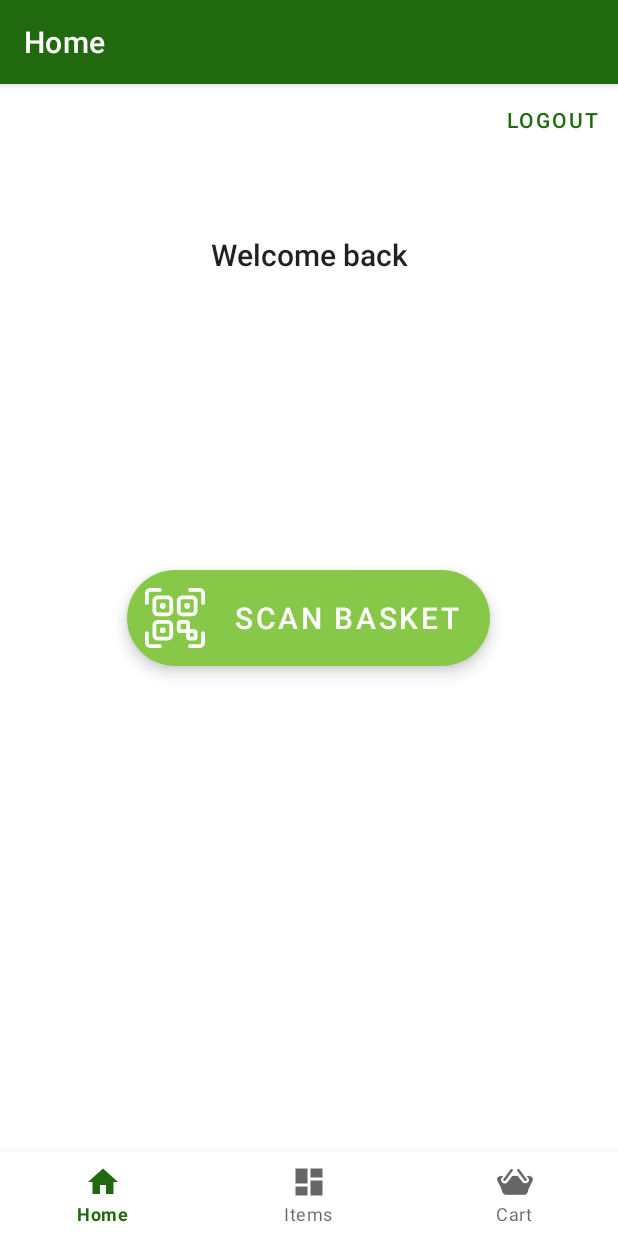
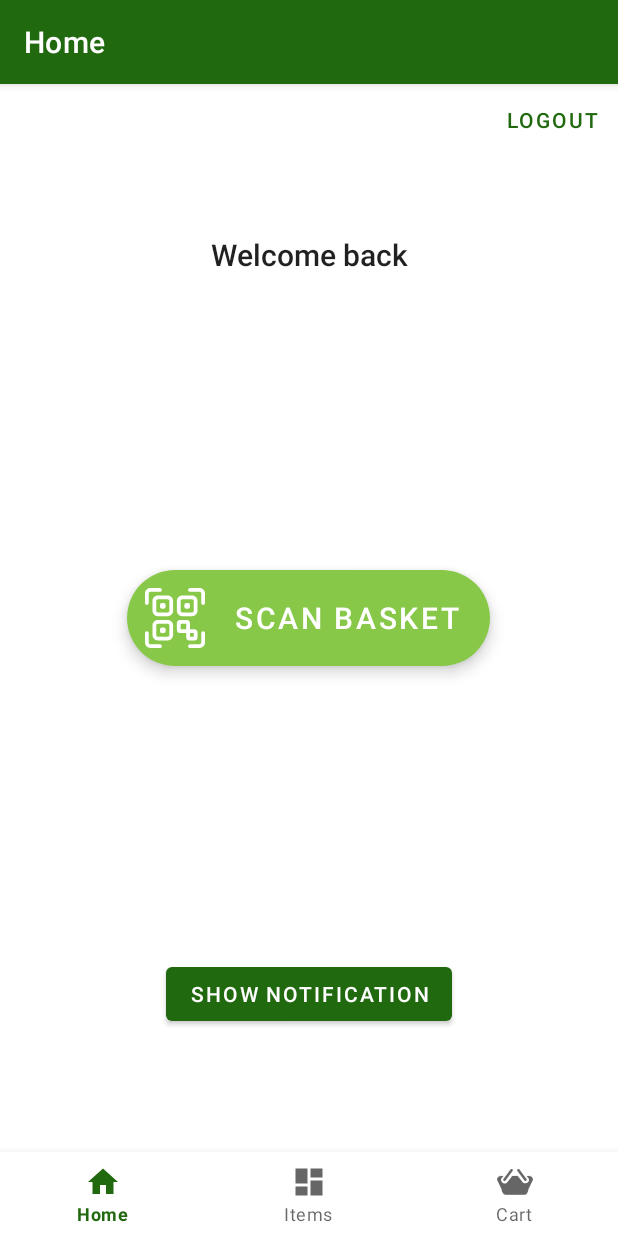
Before and after one commit to Thumster/sMart-Mobile-Application, an Android app: the screen it shows after launch once a user with an empty profile is signed in (MainActivity), on a phone screen of 412 x 824 dp. Run offline under Robolectric (Android 15) with nearby library versions, the phone set to English and light mode, and no system bars; our stand-ins replace Firebase (no records; nobody signed in at launch, a user with empty details on screens opened directly), navigation-ui; libraries missing offline, so code that uses them is left out: com.firebase.ui.

Commit message:
updated gradle and test notifications code with intent

```diff
--- a/app/src/main/java/com/example/smart/MainActivity.java
+++ b/app/src/main/java/com/example/smart/MainActivity.java
@@ -1,12 +1,17 @@
 package com.example.smart;
 
 import android.Manifest;
+import android.app.NotificationChannel;
+import android.app.NotificationManager;
+import android.app.PendingIntent;
 import android.content.DialogInterface;
 import android.content.Intent;
 import android.content.pm.PackageManager;
+import android.os.Build;
 import android.os.Bundle;
 import android.os.Looper;
 import android.util.Log;
+import android.widget.Button;
 import android.widget.Toast;
 
 import com.example.smart.ui.home.HomeFragment;
@@ -16,6 +21,8 @@ import com.google.android.material.bottomnavigation.BottomNavigationView;
 import com.google.android.material.dialog.MaterialAlertDialogBuilder;
 
 import androidx.appcompat.app.AppCompatActivity;
+import androidx.core.app.NotificationCompat;
+import androidx.core.app.NotificationManagerCompat;
 import androidx.navigation.NavController;
 import androidx.navigation.Navigation;
 import androidx.navigation.ui.AppBarConfiguration;
@@ -50,10 +57,55 @@ public class MainActivity extends AppCompatActivity
             NavController navController = Navigation.findNavController(this, R.id.nav_host_fragment);
             NavigationUI.setupActionBarWithNavController(this, navController, appBarConfiguration);
             NavigationUI.setupWithNavController(navView, navController);
+
+            //Testing notis
+            // initialise the channel with channelId: "CHANNEL_ID"
+            createNotificationChannel();
+
+            Button buttonShowNotification = findViewById(R.id.show);
+
+            Intent notificationIntent = new Intent(this, MainActivity.class);
+            // flags to associate what to do with an activity
+            notificationIntent.setFlags(Intent.FLAG_ACTIVITY_NEW_TASK | Intent.FLAG_ACTIVITY_CLEAR_TASK);
+            //if the pending intent alr exists, keep it but replace extra data with what is in the new intent
+            PendingIntent pendingIntent = PendingIntent.getActivity(this, 0, notificationIntent, PendingIntent.FLAG_UPDATE_CURRENT);
+
+            // Create a noti builder with the channel id + set params of notification (content intent supplies intent, auto cancel means noti is cancelled once clicked)
+            NotificationCompat.Builder builder = new NotificationCompat.Builder(this, "CHANNEL_ID")
+                    .setSmallIcon(R.drawable.ic_baseline_notifications_24)
+                    .setContentTitle("textTitle")
+                    .setContentText("textContent")
+                    .setPriority(NotificationCompat.PRIORITY_DEFAULT)
+                    .setContentIntent(pendingIntent)
+                    .setAutoCancel(true);
+
+            // create a manager to perform tasks
+            NotificationManagerCompat notificationManager = NotificationManagerCompat.from(this);
+
+            //listen on sth and use lambda expression to create a new view
+            buttonShowNotification.setOnClickListener(view -> {
+                notificationManager.notify(100, builder.build());
+            });
         } else {
             Intent loginPage = new Intent(MainActivity.this, LoginActivity.class);
             startActivity(loginPage);
             finish();
+        }
+    }
+
+    private void createNotificationChannel() {
+        // Create the NotificationChannel, but only on API 26+ because
+        // the NotificationChannel class is new and not in the support library
+        if (Build.VERSION.SDK_INT >= Build.VERSION_CODES.O) {
+            CharSequence name = "myChannel";
+            String description = "Channel for notifications";
+            int importance = NotificationManager.IMPORTANCE_DEFAULT;
+            NotificationChannel channel = new NotificationChannel("CHANNEL_ID", name, importance);
+            channel.setDescription(description);
+            // Register the channel with the system; you can't change the importance
+            // or other notification behaviors after this
+            NotificationManager notificationManager = getSystemService(NotificationManager.class);
+            notificationManager.createNotificationChannel(channel);
         }
     }
 
--- /dev/null
+++ b/app/src/main/res/drawable/ic_baseline_notifications_24.xml
@@ -0,0 +1,10 @@
+<vector xmlns:android="http://schemas.android.com/apk/res/android"
+    android:width="24dp"
+    android:height="24dp"
+    android:viewportWidth="24"
+    android:viewportHeight="24"
+    android:tint="?attr/colorControlNormal">
+  <path
+      android:fillColor="@android:color/white"
+      android:pathData="M12,22c1.1,0 2,-0.9 2,-2h-4c0,1.1 0.89,2 2,2zM18,16v-5c0,-3.07 -1.64,-5.64 -4.5,-6.32L13.5,4c0,-0.83 -0.67,-1.5 -1.5,-1.5s-1.5,0.67 -1.5,1.5v0.68C7.63,5.36 6,7.92 6,11v5l-2,2v1h16v-1l-2,-2z"/>
+</vector>
--- a/app/src/main/res/layout/activity_main.xml
+++ b/app/src/main/res/layout/activity_main.xml
@@ -1,6 +1,7 @@
 <?xml version="1.0" encoding="utf-8"?>
 <androidx.constraintlayout.widget.ConstraintLayout xmlns:android="http://schemas.android.com/apk/res/android"
     xmlns:app="http://schemas.android.com/apk/res-auto"
+    xmlns:tools="http://schemas.android.com/tools"
     android:id="@+id/container"
     android:layout_width="match_parent"
     android:layout_height="match_parent">
@@ -9,13 +10,11 @@
         android:id="@+id/nav_view"
         android:layout_width="0dp"
         android:layout_height="wrap_content"
-        android:layout_marginStart="0dp"
-        android:layout_marginEnd="0dp"
         android:background="?android:attr/windowBackground"
         app:layout_constraintBottom_toBottomOf="parent"
         app:layout_constraintLeft_toLeftOf="parent"
         app:layout_constraintRight_toRightOf="parent"
-        app:menu="@menu/bottom_nav_menu"/>
+        app:menu="@menu/bottom_nav_menu" />
 
     <fragment
         android:id="@+id/nav_host_fragment"
@@ -23,10 +22,20 @@
         android:layout_width="match_parent"
         android:layout_height="0dp"
         app:defaultNavHost="true"
-        app:layout_constraintTop_toTopOf="parent"
         app:layout_constraintBottom_toTopOf="@+id/nav_view"
         app:layout_constraintLeft_toLeftOf="parent"
         app:layout_constraintRight_toRightOf="parent"
-        app:navGraph="@navigation/mobile_navigation"/>
+        app:layout_constraintTop_toTopOf="parent"
+        app:navGraph="@navigation/mobile_navigation" />
+
+    <Button
+        android:id="@+id/show"
+        android:layout_width="wrap_content"
+        android:layout_height="wrap_content"
+        android:layout_marginBottom="81dp"
+        android:text="Show Notification"
+        app:layout_constraintBottom_toBottomOf="@+id/nav_host_fragment"
+        app:layout_constraintEnd_toEndOf="parent"
+        app:layout_constraintStart_toStartOf="parent" />
 
 </androidx.constraintlayout.widget.ConstraintLayout>
--- a/build.gradle
+++ b/build.gradle
@@ -5,7 +5,7 @@ buildscript {
         jcenter()
     }
     dependencies {
-        classpath "com.android.tools.build:gradle:4.1.1"
+        classpath 'com.android.tools.build:gradle:4.1.3'
         classpath 'com.google.gms:google-services:4.3.5'
 
         // NOTE: Do not place your application dependencies here; they belong
```
